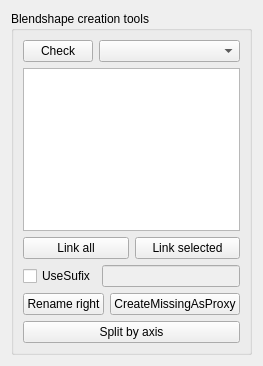
First picture: the form in pipeline/tools/resources/UI_FacialRig.ui, repository danielkenobi3d/bgb_short, before the edit.
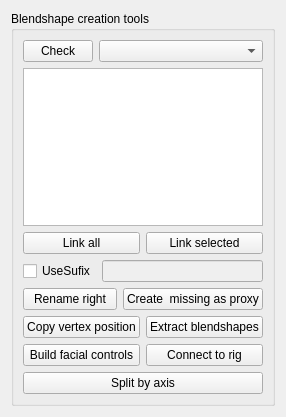
Second picture: the form after the edit.

Commit message: Added some features for the facial rig

What changed in the file:
```diff
--- a/pipeline/tools/resources/UI_FacialRig.ui
+++ b/pipeline/tools/resources/UI_FacialRig.ui
@@ -6,8 +6,8 @@
    <rect>
     <x>0</x>
     <y>0</y>
-    <width>236</width>
-    <height>366</height>
+    <width>275</width>
+    <height>417</height>
    </rect>
   </property>
   <property name="windowTitle">
@@ -91,7 +91,43 @@
         <item>
          <widget class="QPushButton" name="createMissingBtn">
           <property name="text">
-           <string>CreateMissingAsProxy</string>
+           <string>Create  missing as proxy</string>
+          </property>
+         </widget>
+        </item>
+       </layout>
+      </item>
+      <item>
+       <layout class="QHBoxLayout" name="horizontalLayout_5">
+        <item>
+         <widget class="QPushButton" name="copy_vertex_position_btn">
+          <property name="text">
+           <string>Copy vertex position</string>
+          </property>
+         </widget>
+        </item>
+        <item>
+         <widget class="QPushButton" name="extract_blendshapes_btn">
+          <property name="text">
+           <string>Extract blendshapes</string>
+          </property>
+         </widget>
+        </item>
+       </layout>
+      </item>
+      <item>
+       <layout class="QHBoxLayout" name="horizontalLayout_6">
+        <item>
+         <widget class="QPushButton" name="build_facial_controls_btn">
+          <property name="text">
+           <string>Build facial controls</string>
+          </property>
+         </widget>
+        </item>
+        <item>
+         <widget class="QPushButton" name="connectRigBtn">
+          <property name="text">
+           <string>Connect to rig</string>
           </property>
          </widget>
         </item>
```
The commit also changes 3 other files.
